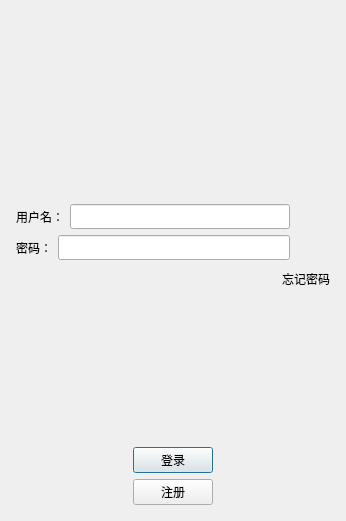
Before: the Qt Designer form IM-Client/logindialog.ui in RIchard-0209/Instance-Messaging, drawn with Qt 5.
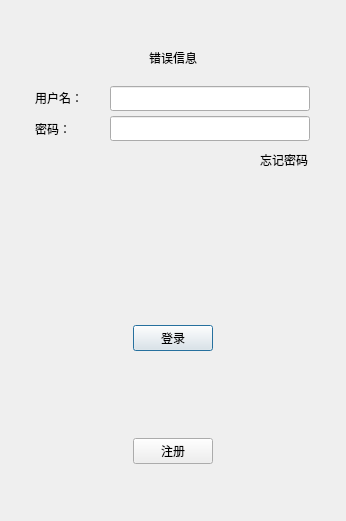
After: the same form once the commit is applied. Icons and pictures are not drawn. Custom widgets are drawn as their Qt base class.

```diff
--- a/IM-Client/logindialog.ui
+++ b/IM-Client/logindialog.ui
@@ -57,40 +57,46 @@
           <property name="pixmap">
            <pixmap resource="src.qrc">:/src/img/pic1.jpg</pixmap>
           </property>
+         </widget>
+        </item>
+        <item row="1" column="0">
+         <widget class="QLabel" name="err_tip">
+          <property name="minimumSize">
+           <size>
+            <width>0</width>
+            <height>25</height>
+           </size>
+          </property>
+          <property name="maximumSize">
+           <size>
+            <width>16777215</width>
+            <height>25</height>
+           </size>
+          </property>
+          <property name="text">
+           <string>错误信息</string>
+          </property>
           <property name="alignment">
-           <set>Qt::AlignmentFlag::AlignCenter</set>
+           <set>Qt::AlignCenter</set>
           </property>
          </widget>
         </item>
        </layout>
       </widget>
      </item>
-     <item>
-      <spacer name="verticalSpacer_2">
-       <property name="orientation">
-        <enum>Qt::Orientation::Vertical</enum>
-       </property>
-       <property name="sizeHint" stdset="0">
-        <size>
-         <width>20</width>
-         <height>40</height>
-        </size>
-       </property>
-      </spacer>
-     </item>
      <item>
       <layout class="QHBoxLayout" name="horizontalLayout">
        <item>
         <widget class="QLabel" name="user_label">
          <property name="minimumSize">
           <size>
-           <width>0</width>
+           <width>50</width>
            <height>25</height>
           </size>
          </property>
          <property name="maximumSize">
           <size>
-           <width>16777215</width>
+           <width>50</width>
            <height>25</height>
           </size>
          </property>
@@ -103,34 +109,21 @@
         <widget class="QLineEdit" name="user_lineEdit">
          <property name="minimumSize">
           <size>
-           <width>0</width>
+           <width>200</width>
            <height>25</height>
           </size>
          </property>
          <property name="maximumSize">
           <size>
-           <width>300</width>
-           <height>25</height>
+           <width>200</width>
+           <height>23</height>
           </size>
          </property>
+         <property name="alignment">
+          <set>Qt::AlignLeading|Qt::AlignLeft|Qt::AlignVCenter</set>
+         </property>
         </widget>
        </item>
-       <item>
-        <spacer name="horizontalSpacer">
-         <property name="orientation">
-          <enum>Qt::Orientation::Horizontal</enum>
-         </property>
-         <property name="sizeType">
-          <enum>QSizePolicy::Policy::Fixed</enum>
-         </property>
-         <property name="sizeHint" stdset="0">
-          <size>
-           <width>40</width>
-           <height>20</height>
-          </size>
-         </property>
-        </spacer>
-       </item>
       </layout>
      </item>
      <item>
@@ -139,13 +132,13 @@
         <widget class="QLabel" name="psw_label">
          <property name="minimumSize">
           <size>
-           <width>0</width>
+           <width>50</width>
            <height>25</height>
           </size>
          </property>
          <property name="maximumSize">
           <size>
-           <width>16777215</width>
+           <width>50</width>
            <height>25</height>
           </size>
          </property>
@@ -158,52 +151,42 @@
         <widget class="QLineEdit" name="psw_lineEdit">
          <property name="minimumSize">
           <size>
-           <width>0</width>
+           <width>200</width>
            <height>25</height>
           </size>
          </property>
          <property name="maximumSize">
           <size>
-           <width>16777215</width>
+           <width>200</width>
            <height>25</height>
           </size>
          </property>
         </widget>
        </item>
-       <item>
-        <spacer name="horizontalSpacer_2">
-         <property name="orientation">
-          <enum>Qt::Orientation::Horizontal</enum>
-         </property>
-         <property name="sizeType">
-          <enum>QSizePolicy::Policy::Fixed</enum>
-         </property>
-         <property name="sizeHint" stdset="0">
-          <size>
-           <width>40</width>
-           <height>20</height>
-          </size>
-         </property>
-        </spacer>
-       </item>
       </layout>
      </item>
      <item>
       <layout class="QHBoxLayout" name="horizontalLayout_3">
+       <property name="leftMargin">
+        <number>220</number>
+       </property>
        <item>
         <widget class="ClickedLabel" name="forget_label">
          <property name="minimumSize">
           <size>
-           <width>0</width>
+           <width>50</width>
            <height>25</height>
           </size>
          </property>
          <property name="maximumSize">
           <size>
-           <width>16777215</width>
+           <width>50</width>
            <height>25</height>
           </size>
          </property>
+         <property name="layoutDirection">
+          <enum>Qt::RightToLeft</enum>
+         </property>
          <property name="text">
           <string>忘记密码</string>
          </property>
@@ -232,7 +215,7 @@
        <item>
         <spacer name="horizontalSpacer_3">
          <property name="orientation">
-          <enum>Qt::Orientation::Horizontal</enum>
+          <enum>Qt::Vertical</enum>
          </property>
          <property name="sizeHint" stdset="0">
           <size>
@@ -244,6 +227,18 @@
        </item>
        <item>
         <widget class="QPushButton" name="login_btn">
+         <property name="minimumSize">
+          <size>
+           <width>80</width>
+           <height>25</height>
+          </size>
+         </property>
+         <property name="maximumSize">
+          <size>
+           <width>80</width>
+           <height>16777215</height>
+          </size>
+         </property>
          <property name="text">
           <string>登录</string>
          </property>
@@ -252,7 +247,7 @@
        <item>
         <spacer name="horizontalSpacer_4">
          <property name="orientation">
-          <enum>Qt::Orientation::Horizontal</enum>
+          <enum>Qt::Vertical</enum>
          </property>
          <property name="sizeHint" stdset="0">
           <size>
@@ -269,7 +264,7 @@
        <item>
         <spacer name="horizontalSpacer_5">
          <property name="orientation">
-          <enum>Qt::Orientation::Horizontal</enum>
+          <enum>Qt::Vertical</enum>
          </property>
          <property name="sizeHint" stdset="0">
           <size>
@@ -281,6 +276,18 @@
        </item>
        <item>
         <widget class="QPushButton" name="reg_btn">
+         <property name="minimumSize">
+          <size>
+           <width>80</width>
+           <height>25</height>
+          </size>
+         </property>
+         <property name="maximumSize">
+          <size>
+           <width>80</width>
+           <height>16777215</height>
+          </size>
+         </property>
          <property name="text">
           <string>注册</string>
          </property>
@@ -289,7 +296,7 @@
        <item>
         <spacer name="horizontalSpacer_6">
          <property name="orientation">
-          <enum>Qt::Orientation::Horizontal</enum>
+          <enum>Qt::Vertical</enum>
          </property>
          <property name="sizeHint" stdset="0">
           <size>
```
Left out of the diff: 6 changed lines with no effect on the pictures.
